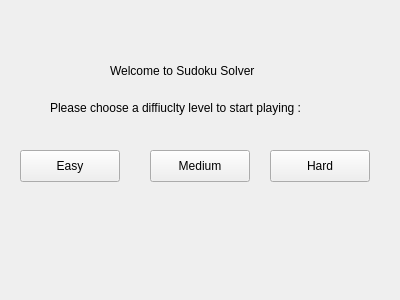
Above: SudokuPlayer/welcome.ui from aylasaleh/CSCE2211-SudokoProject before the change. Below: the same form after it.
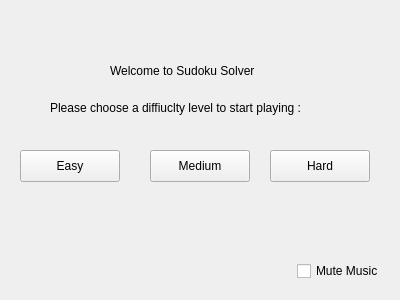
That is the form after the change.

```diff
--- a/SudokuPlayer/welcome.ui
+++ b/SudokuPlayer/welcome.ui
@@ -78,6 +78,19 @@
     <string>Please choose a diffiuclty level to start playing :</string>
    </property>
   </widget>
+  <widget class="QCheckBox" name="MuteMusic">
+   <property name="geometry">
+    <rect>
+     <x>297</x>
+     <y>260</y>
+     <width>91</width>
+     <height>22</height>
+    </rect>
+   </property>
+   <property name="text">
+    <string>Mute Music</string>
+   </property>
+  </widget>
  </widget>
  <resources/>
  <connections/>
```
